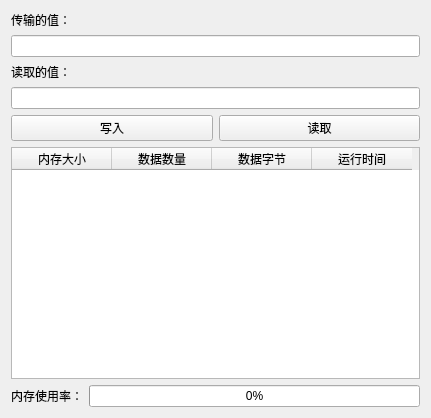
This is ProcessTestDemo/Process.ui in 3737cc/C-C-- as Qt 5 draws it before an edit. The edited form follows.
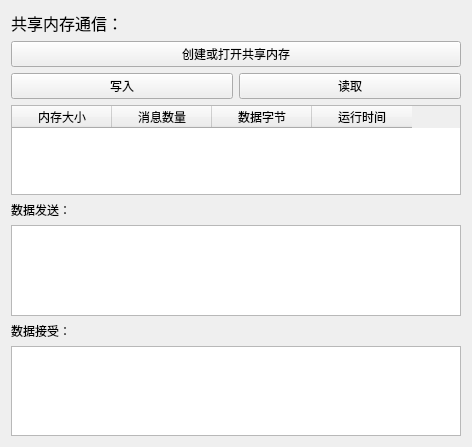
This is the edited form.

Commit message: 完成消息队列，修改共享内存

```diff
--- a/ProcessTestDemo/Process.ui
+++ b/ProcessTestDemo/Process.ui
@@ -6,8 +6,8 @@
    <rect>
     <x>0</x>
     <y>0</y>
-    <width>431</width>
-    <height>418</height>
+    <width>472</width>
+    <height>447</height>
    </rect>
   </property>
   <property name="windowTitle">
@@ -16,28 +16,27 @@
   <widget class="QWidget" name="centralWidget">
    <layout class="QVBoxLayout" name="verticalLayout">
     <item>
-     <layout class="QHBoxLayout" name="horizontalLayout_2"/>
-    </item>
-    <item>
-     <widget class="QLabel" name="valueInputLabel">
+     <widget class="QLabel" name="label">
+      <property name="font">
+       <font>
+        <pointsize>12</pointsize>
+       </font>
+      </property>
       <property name="text">
-       <string>传输的值：</string>
+       <string>共享内存通信：</string>
       </property>
+      <property name="textFormat">
+       <enum>Qt::RichText</enum>
+      </property>
      </widget>
     </item>
     <item>
-     <widget class="QLineEdit" name="valueInput"/>
-    </item>
-    <item>
-     <widget class="QLabel" name="valueOutputLabel">
+     <widget class="QPushButton" name="createButton">
       <property name="text">
-       <string>读取的值：</string>
+       <string>创建或打开共享内存</string>
       </property>
      </widget>
     </item>
-    <item>
-     <widget class="QLineEdit" name="valueOutput"/>
-    </item>
     <item>
      <layout class="QHBoxLayout" name="horizontalLayout">
       <item>
@@ -65,7 +64,7 @@
       </column>
       <column>
        <property name="text">
-        <string>数据数量</string>
+        <string>消息数量</string>
        </property>
       </column>
       <column>
@@ -81,22 +80,24 @@
      </widget>
     </item>
     <item>
-     <layout class="QHBoxLayout" name="horizontalLayout_3">
-      <item>
-       <widget class="QLabel" name="memoryUsageLabel">
+     <widget class="QLabel" name="valueInputLabel">
         <property name="text">
-         <string>内存使用率：</string>
+       <string>数据发送：</string>
         </property>
        </widget>
       </item>
       <item>
-       <widget class="QProgressBar" name="memoryUsageBar">
-        <property name="value">
-         <number>0</number>
+     <widget class="QTextEdit" name="sendTextEdit"/>
+    </item>
+    <item>
+     <widget class="QLabel" name="valueOutputLabel">
+      <property name="text">
+       <string>数据接受：</string>
         </property>
        </widget>
       </item>
-     </layout>
+    <item>
+     <widget class="QTextEdit" name="readTextEdit"/>
     </item>
    </layout>
   </widget>
```
Lines whose indentation alone changed are shown as unchanged. The commit also changes 20 other files.
